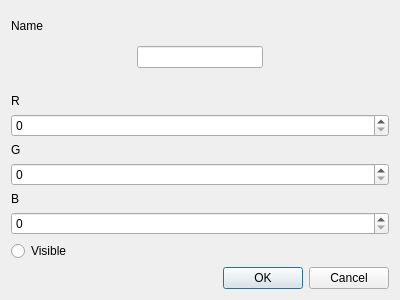
This is CAD_VIEWER/optiondialog.ui in JPC0405/2024_GROUP_20 as Qt 5 draws it before an edit. The edited form follows.
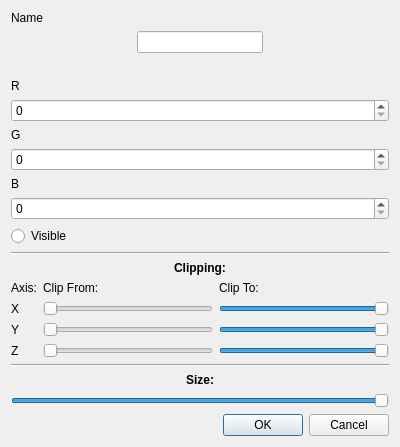
This is the edited form.

What changed in the file:
```diff
--- a/CAD_VIEWER/optiondialog.ui
+++ b/CAD_VIEWER/optiondialog.ui
@@ -7,7 +7,7 @@
     <x>0</x>
     <y>0</y>
     <width>400</width>
-    <height>300</height>
+    <height>381</height>
    </rect>
   </property>
   <property name="windowTitle">
@@ -108,6 +108,202 @@
      </item>
     </layout>
    </item>
+   <item>
+    <widget class="Line" name="line">
+     <property name="orientation">
+      <enum>Qt::Orientation::Horizontal</enum>
+     </property>
+    </widget>
+   </item>
+   <item>
+    <widget class="QLabel" name="label_9">
+     <property name="sizePolicy">
+      <sizepolicy hsizetype="Minimum" vsizetype="Preferred">
+       <horstretch>0</horstretch>
+       <verstretch>0</verstretch>
+      </sizepolicy>
+     </property>
+     <property name="font">
+      <font>
+       <bold>true</bold>
+      </font>
+     </property>
+     <property name="text">
+      <string>Clipping:</string>
+     </property>
+     <property name="alignment">
+      <set>Qt::AlignmentFlag::AlignCenter</set>
+     </property>
+    </widget>
+   </item>
+   <item>
+    <layout class="QGridLayout" name="gridLayout">
+     <item row="0" column="1">
+      <widget class="QLabel" name="label_7">
+       <property name="text">
+        <string>Clip From:</string>
+       </property>
+      </widget>
+     </item>
+     <item row="0" column="0">
+      <widget class="QLabel" name="label_6">
+       <property name="text">
+        <string>Axis:</string>
+       </property>
+      </widget>
+     </item>
+     <item row="1" column="1">
+      <widget class="QSlider" name="xMinBox">
+       <property name="maximum">
+        <number>100</number>
+       </property>
+       <property name="orientation">
+        <enum>Qt::Orientation::Horizontal</enum>
+       </property>
+      </widget>
+     </item>
+     <item row="1" column="2">
+      <widget class="QSlider" name="xMaxBox">
+       <property name="maximum">
+        <number>100</number>
+       </property>
+       <property name="sliderPosition">
+        <number>100</number>
+       </property>
+       <property name="orientation">
+        <enum>Qt::Orientation::Horizontal</enum>
+       </property>
+      </widget>
+     </item>
+     <item row="1" column="0">
+      <widget class="QLabel" name="label_5">
+       <property name="sizePolicy">
+        <sizepolicy hsizetype="Fixed" vsizetype="Preferred">
+         <horstretch>0</horstretch>
+         <verstretch>0</verstretch>
+        </sizepolicy>
+       </property>
+       <property name="text">
+        <string>X</string>
+       </property>
+      </widget>
+     </item>
+     <item row="2" column="1">
+      <widget class="QSlider" name="yMinBox">
+       <property name="maximum">
+        <number>100</number>
+       </property>
+       <property name="orientation">
+        <enum>Qt::Orientation::Horizontal</enum>
+       </property>
+      </widget>
+     </item>
+     <item row="0" column="2">
+      <widget class="QLabel" name="label_8">
+       <property name="text">
+        <string>Clip To:</string>
+       </property>
+      </widget>
+     </item>
+     <item row="3" column="1">
+      <widget class="QSlider" name="zMinBox">
+       <property name="maximum">
+        <number>100</number>
+       </property>
+       <property name="orientation">
+        <enum>Qt::Orientation::Horizontal</enum>
+       </property>
+      </widget>
+     </item>
+     <item row="2" column="2">
+      <widget class="QSlider" name="yMaxBox">
+       <property name="maximum">
+        <number>100</number>
+       </property>
+       <property name="sliderPosition">
+        <number>100</number>
+       </property>
+       <property name="orientation">
+        <enum>Qt::Orientation::Horizontal</enum>
+       </property>
+      </widget>
+     </item>
+     <item row="3" column="2">
+      <widget class="QSlider" name="zMaxBox">
+       <property name="maximum">
+        <number>100</number>
+       </property>
+       <property name="sliderPosition">
+        <number>100</number>
+       </property>
+       <property name="orientation">
+        <enum>Qt::Orientation::Horizontal</enum>
+       </property>
+      </widget>
+     </item>
+     <item row="2" column="0">
+      <widget class="QLabel" name="label_10">
+       <property name="text">
+        <string>Y</string>
+       </property>
+      </widget>
+     </item>
+     <item row="3" column="0">
+      <widget class="QLabel" name="label_11">
+       <property name="text">
+        <string>Z</string>
+       </property>
+      </widget>
+     </item>
+    </layout>
+   </item>
+   <item>
+    <widget class="Line" name="line_2">
+     <property name="orientation">
+      <enum>Qt::Orientation::Horizontal</enum>
+     </property>
+    </widget>
+   </item>
+   <item>
+    <widget class="QLabel" name="label_12">
+     <property name="font">
+      <font>
+       <bold>true</bold>
+      </font>
+     </property>
+     <property name="text">
+      <string>Size:</string>
+     </property>
+     <property name="alignment">
+      <set>Qt::AlignmentFlag::AlignCenter</set>
+     </property>
+    </widget>
+   </item>
+   <item>
+    <widget class="QSlider" name="sizeSlider">
+     <property name="maximum">
+      <number>100</number>
+     </property>
+     <property name="singleStep">
+      <number>1</number>
+     </property>
+     <property name="value">
+      <number>100</number>
+     </property>
+     <property name="sliderPosition">
+      <number>100</number>
+     </property>
+     <property name="orientation">
+      <enum>Qt::Orientation::Horizontal</enum>
+     </property>
+     <property name="invertedAppearance">
+      <bool>false</bool>
+     </property>
+     <property name="invertedControls">
+      <bool>false</bool>
+     </property>
+    </widget>
+   </item>
    <item>
     <widget class="QDialogButtonBox" name="buttonBox">
      <property name="orientation">
```
